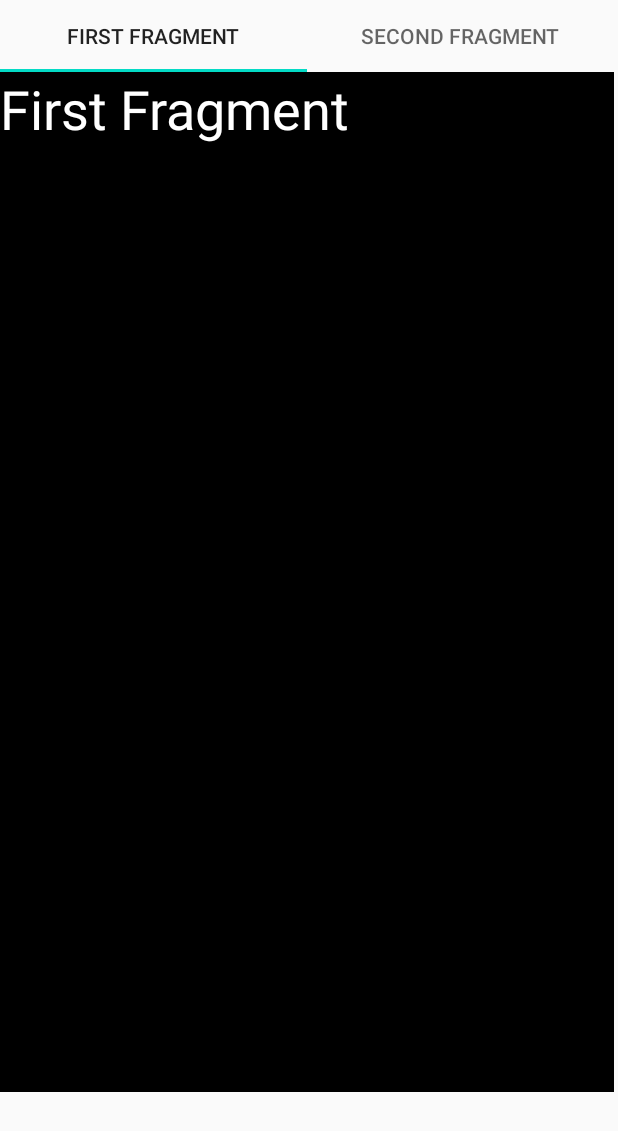
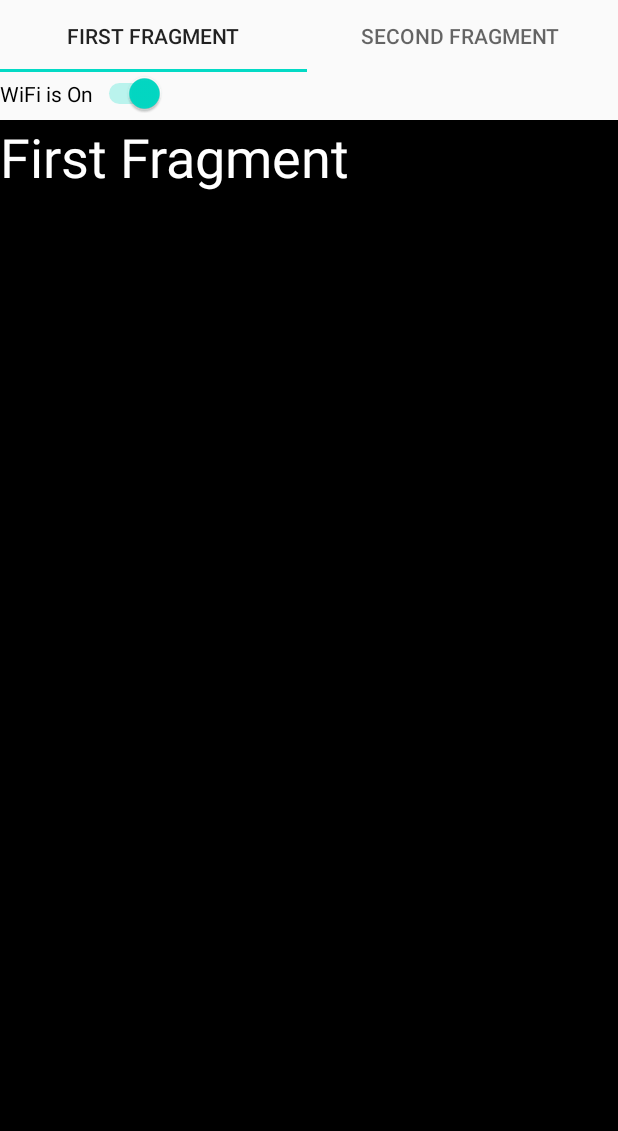
Before and after one commit to anggerh118/Hello_World, an Android app: the HomeActivity2 screen opened directly, with no data from a screen before it, on a phone screen of 412 x 824 dp. Shown: the top 1131 px of the screen. Run offline under Robolectric (Android 15) with nearby library versions, the phone set to English and light mode, and no system bars.

Commit message:
commit Wifi_Broadcast_Receiver

```diff
--- a/app/src/main/AndroidManifest.xml
+++ b/app/src/main/AndroidManifest.xml
@@ -1,6 +1,9 @@
 <?xml version="1.0" encoding="utf-8"?>
 <manifest xmlns:android="http://schemas.android.com/apk/res/android"
     package="com.example.helloworld">
+
+    <uses-permission android:name="android.permission.CHANGE_WIFI_STATE" />
+    <uses-permission android:name="android.permission.ACCESS_WIFI_STATE" />
 
     <application
         android:allowBackup="true"
--- a/app/src/main/java/com/example/helloworld/HomeActivity2.java
+++ b/app/src/main/java/com/example/helloworld/HomeActivity2.java
@@ -1,14 +1,28 @@
 package com.example.helloworld;
 
 import androidx.appcompat.app.AppCompatActivity;
+import androidx.core.app.NotificationCompat;
 import androidx.viewpager.widget.ViewPager;
 
+import android.app.NotificationChannel;
+import android.app.NotificationManager;
+import android.content.BroadcastReceiver;
+import android.content.Context;
+import android.content.Intent;
+import android.content.IntentFilter;
+import android.net.wifi.WifiManager;
+import android.os.Build;
 import android.os.Bundle;
+import android.provider.Settings;
+import android.widget.CompoundButton;
+import android.widget.Switch;
 
 import com.google.android.material.tabs.TabItem;
 import com.google.android.material.tabs.TabLayout;
 
 public class HomeActivity2 extends AppCompatActivity {
+    private Switch wifiSwitch;
+    private WifiManager wifiManager;
 
     @Override
     protected void onCreate(Bundle savedInstanceState) {
@@ -19,7 +33,6 @@ public class HomeActivity2 extends AppCompatActivity {
         TabItem layoutOne = findViewById(R.id.Fragment1);
         TabItem layoutTwo = findViewById(R.id.Fragment2);
         final ViewPager viewPager = findViewById(R.id.viewPager);
-
         PagerAdapter pagerAdapter = new PagerAdapter(getSupportFragmentManager(), tabLayout.getTabCount() );
         viewPager.setAdapter(pagerAdapter);
 
@@ -40,11 +53,115 @@ public class HomeActivity2 extends AppCompatActivity {
             }
         });
 
+        wifiSwitch = findViewById(R.id.wifiSwitcher);
+        wifiManager = (WifiManager) getApplicationContext().getSystemService(Context.WIFI_SERVICE);
+
+//        wifiSwitch.setOnCheckedChangeListener(new CompoundButton.OnCheckedChangeListener() {
+//            @Override
+//            public void onCheckedChanged(CompoundButton buttonView, boolean isChecked) {
+//                if(isChecked){
+//                    wifiManager.setWifiEnabled(true);
+//                    wifiSwitch.setText("Wifi is On");
+//                }
+//                else{
+//                    wifiManager.setWifiEnabled(false);
+//                    wifiSwitch.setText("Wifi is Off");
+//                }
+//            }
+//        });
+
+        initBroadcastReceiver();
+
+        if(wifiManager.isWifiEnabled()) {
+            wifiSwitch.setChecked(true);
+            wifiSwitch.setText("WiFi is On");
+        }
+        else{
+            wifiSwitch.setChecked(false);
+            wifiSwitch.setText("WiFi is Off");
+        }
     }
 
     private void hideTitleBar(){
-        if (getSupportActionBar() != null) {
+        if(getSupportActionBar() != null) {
             getSupportActionBar().hide();
         }
     }
+
+    @Override
+    protected void onStart(){
+        super.onStart();
+        IntentFilter intentFilter = new IntentFilter(WifiManager.WIFI_STATE_CHANGED_ACTION);
+        registerReceiver(wifiStateReceiver, intentFilter);
+    }
+
+    @Override
+    protected void onStop() {
+        super.onStop();
+        unregisterReceiver(wifiStateReceiver);
+    }
+
+    private BroadcastReceiver wifiStateReceiver = new BroadcastReceiver() {
+        @Override
+        public void onReceive(Context context, Intent intent) {
+            int wifiStateExtra = intent.getIntExtra(WifiManager.EXTRA_WIFI_STATE, WifiManager.WIFI_STATE_UNKNOWN);
+            switch (wifiStateExtra){
+                case WifiManager.WIFI_STATE_ENABLED:
+                    wifiSwitch.setChecked(true);
+                    wifiSwitch.setText("WiFi is On");
+                    notifOn("WiFi Tersambung"); break;
+                case WifiManager.WIFI_STATE_DISABLED:
+                    wifiSwitch.setChecked(false);
+                    wifiSwitch.setText("WiFi is Off");
+                    notifOn("WiFi Terputus"); break;
+            }
+        }
+    };
+
+    public void notifOn(String message){
+        String CHANNEL_ID = "NOTIF";
+        NotificationChannel mChannel = null;
+        if (android.os.Build.VERSION.SDK_INT >= android.os.Build.VERSION_CODES.O) {
+            mChannel = new NotificationChannel(CHANNEL_ID, "MY channel", NotificationManager.IMPORTANCE_HIGH);
+            NotificationManager notificationManager = (NotificationManager) getSystemService(NOTIFICATION_SERVICE);
+            notificationManager.createNotificationChannel(mChannel);
+            android.app.Notification notification = new NotificationCompat.Builder(HomeActivity2.this, CHANNEL_ID)
+                    .setSmallIcon(R.drawable.notification)
+                    .setContentTitle("WIFI")
+                    .setContentText(message)
+                    .build();
+            int notificationID = 1;
+            notificationManager.notify(notificationID, notification);
+        }
+    }
+
+    private void initBroadcastReceiver() {
+        final WifiManager wifiManager = (WifiManager)getApplicationContext().getSystemService(Context.WIFI_SERVICE);
+        wifiSwitch.setOnCheckedChangeListener(new CompoundButton.OnCheckedChangeListener() {
+            @Override
+            public void onCheckedChanged(CompoundButton buttonView, boolean isChecked) {
+                if (isChecked && !wifiManager.isWifiEnabled()) {
+                    //semenjak Android Q, Sistem tidak dapat mematikan wifi secara langsung
+                    //jika versi android adalah Android Q atau lebih maka harus melalui jendela setelan
+                    if (Build.VERSION.SDK_INT >= Build.VERSION_CODES.Q) {
+                        //digunakan untuk menampilkan panel wifi untuk memilih jaringan wifi
+                        Intent panelIntent = new Intent(Settings.Panel.ACTION_WIFI);
+                        HomeActivity2.this.startActivityForResult(panelIntent, 1);
+                    } else {
+                        wifiManager.setWifiEnabled(true);
+                    }
+                } else if (!isChecked && wifiManager.isWifiEnabled()) {
+                    //semenjak Android Q, Sistem tidak dapat mematikan wifi secara langsung
+                    //jika versi android adalah Android Q atau lebih maka harus melalui jendela setelan
+                    if (Build.VERSION.SDK_INT >= Build.VERSION_CODES.Q) {
+                        Intent panelIntent = new Intent(Settings.Panel.ACTION_WIFI);
+                        HomeActivity2.this.startActivityForResult(panelIntent, 1);
+                    } else {
+                        //jika versi dibawah nya, maka masih dapat melakukan pemutusan wifi secara langsung
+                        wifiManager.setWifiEnabled(false);
+                    }
+                }
+            }
+        });
+    }
 }
--- /dev/null
+++ b/app/src/main/res/drawable/notification.xml
@@ -0,0 +1,10 @@
+<vector xmlns:android="http://schemas.android.com/apk/res/android"
+    android:width="24dp"
+    android:height="24dp"
+    android:viewportWidth="24"
+    android:viewportHeight="24"
+    android:tint="?attr/colorControlNormal">
+  <path
+      android:fillColor="@android:color/white"
+      android:pathData="M18,16v-5c0,-3.07 -1.64,-5.64 -4.5,-6.32L13.5,4c0,-0.83 -0.67,-1.5 -1.5,-1.5s-1.5,0.67 -1.5,1.5v0.68C7.63,5.36 6,7.92 6,11v5l-2,2v1h16v-1l-2,-2zM13,16h-2v-2h2v2zM13,12h-2L11,8h2v4zM12,22c1.1,0 2,-0.9 2,-2h-4c0,1.1 0.89,2 2,2z"/>
+</vector>
--- a/app/src/main/res/layout/home.xml
+++ b/app/src/main/res/layout/home.xml
@@ -27,10 +27,21 @@
 
     <androidx.viewpager.widget.ViewPager
         android:id="@+id/viewPager"
-        android:layout_width="409dp"
-        android:layout_height="680dp"
+        android:layout_width="match_parent"
+        android:layout_height="wrap_content"
 
+        android:layout_marginTop="32dp"
+        app:layout_constraintEnd_toEndOf="parent"
+        app:layout_constraintStart_toStartOf="parent"
         app:layout_constraintTop_toBottomOf="@+id/tabLayout"
-        tools:ignore="MissingConstraints"
-        tools:layout_editor_absoluteX="0dp" />
+        tools:ignore="MissingConstraints" />
+
+    <Switch
+        android:id="@+id/wifiSwitcher"
+        android:layout_width="wrap_content"
+        android:layout_height="wrap_content"
+        android:layout_marginBottom="4dp"
+        android:text="WiFi is Off"
+        app:layout_constraintBottom_toTopOf="@+id/viewPager"
+        tools:layout_editor_absoluteX="1dp" />
 </androidx.constraintlayout.widget.ConstraintLayout>
```
Also changed, not shown: app/src/main/res/drawable/wifi_icon.xml (added, +10 -0 lines).
